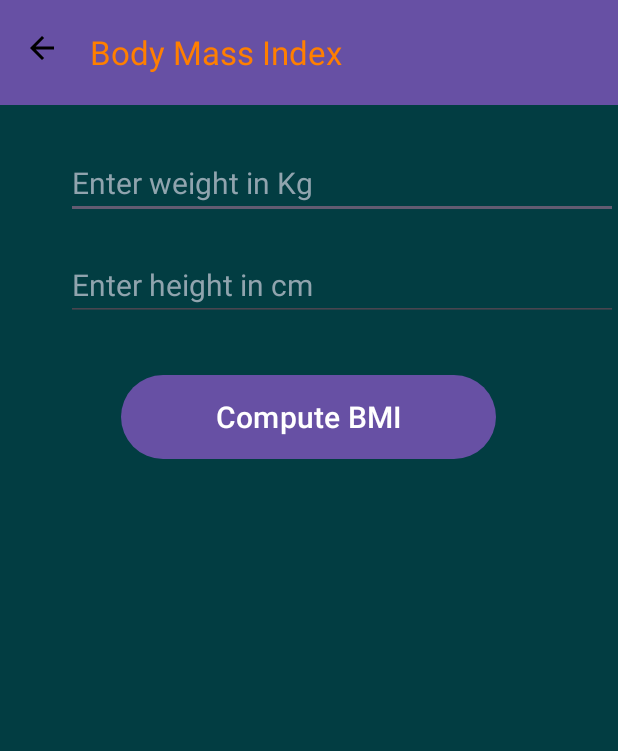
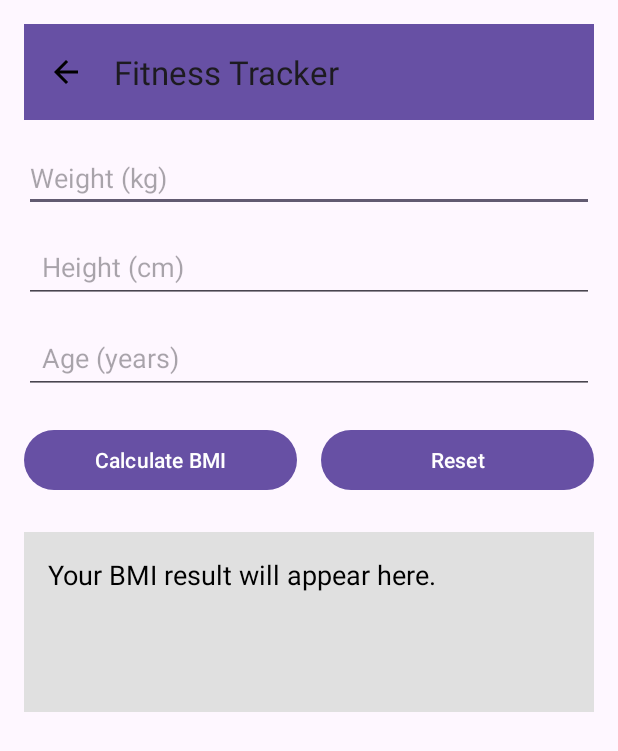
Before and after one commit to indranil-sarkar244/Fitness_Tracker_App8, an Android app: the BmiActivity screen opened directly, with no data from a screen before it, on a phone screen of 412 x 824 dp. Shown: the top 751 px of the screen. Run offline under Robolectric (Android 15) with nearby library versions, the phone set to English and light mode, and no system bars.

Commit message:
Bmi interface improve

```diff
--- a/app/src/main/java/com/example/FitnessTracker/BmiActivity.java
+++ b/app/src/main/java/com/example/FitnessTracker/BmiActivity.java
@@ -12,111 +12,136 @@ import android.widget.EditText;
 import android.widget.TextView;
 import android.widget.Toast;
 
-import androidx.appcompat.app.AlertDialog;
-import androidx.appcompat.widget.Toolbar;
-
-import androidx.activity.EdgeToEdge;
 import androidx.annotation.NonNull;
 import androidx.appcompat.app.AppCompatActivity;
 import androidx.appcompat.content.res.AppCompatResources;
-import androidx.core.graphics.Insets;
-import androidx.core.view.ViewCompat;
-import androidx.core.view.WindowInsetsCompat;
-
-import com.google.android.material.snackbar.Snackbar;
+import androidx.appcompat.widget.Toolbar;
 
 public class BmiActivity extends AppCompatActivity {
+
     private Toolbar toolbar;
-    private EditText editText1;
-    private EditText editText2;
-    private Button button;
-    private TextView textView;
-    private  Snackbar snackbar;
+    private EditText editTextWeight, editTextHeight, editTextAge;
+    private Button buttonCalculate, buttonReset;
+    private TextView textViewResult;
 
     @SuppressLint("MissingInflatedId")
     @Override
     protected void onCreate(Bundle savedInstanceState) {
         super.onCreate(savedInstanceState);
         setContentView(R.layout.activity_bmi);
+
+        // Find views by ID
         toolbar = findViewById(R.id.toolbar);
-        editText1=findViewById(R.id.weight);
-       editText2=findViewById(R.id.height);
-       button=findViewById(R.id.button2);
-       textView=findViewById(R.id.BMI_answer);
-        setSupportActionBar(toolbar);// Set the Toolbar as the ActionBar for the activity
-        if (getSupportActionBar() != null)// Check if the ActionBar is available (it could be null in some cases)
-        {
-            getSupportActionBar().setDisplayHomeAsUpEnabled(true);// Enable the back arrow button in the ActionBar
-            getSupportActionBar().setDisplayShowHomeEnabled(true);// Ensure that the home (back) button will be visible
+        editTextWeight = findViewById(R.id.weight);
+        editTextHeight = findViewById(R.id.height);
+        editTextAge = findViewById(R.id.age);
+        buttonCalculate = findViewById(R.id.button2);
+        buttonReset = findViewById(R.id.button_reset);
+        textViewResult = findViewById(R.id.BMI_answer);
 
+        // Setup toolbar as action bar with back arrow colored black
+        setSupportActionBar(toolbar);
+        if (getSupportActionBar() != null) {
+            getSupportActionBar().setDisplayHomeAsUpEnabled(true);
+            getSupportActionBar().setDisplayShowHomeEnabled(true);
 
-            Drawable upArrow = AppCompatResources.getDrawable(this, androidx.appcompat.R.drawable.abc_ic_ab_back_material);// Get the default back arrow drawable from AppCompat resources
-            if (upArrow != null)// If the upArrow drawable is successfully loaded
-            {
-                upArrow.setColorFilter(Color.BLACK, PorterDuff.Mode.SRC_ATOP);// Change the color of the back arrow to black
-                /*
-     PorterDuff.Mode.SRC_ATOP means:
-    - The black color will be applied only to the non-transparent areas of the image (upArrow).
-    - The transparent parts of the image will remain unaffected.
-     - The original image's transparency is preserved while filling the visible parts with black color.
-                 */
-                getSupportActionBar().setHomeAsUpIndicator(upArrow);// Set the back arrow as the indicator for the home button in the ActionBar
-
-
+            Drawable upArrow = AppCompatResources.getDrawable(this, androidx.appcompat.R.drawable.abc_ic_ab_back_material);
+            if (upArrow != null) {
+                upArrow.setColorFilter(Color.BLACK, PorterDuff.Mode.SRC_ATOP);
+                getSupportActionBar().setHomeAsUpIndicator(upArrow);
             }
         }
 
-
-        button.setOnClickListener(new View.OnClickListener() {
+        // Calculate BMI on button click
+        buttonCalculate.setOnClickListener(new View.OnClickListener() {
             @Override
             public void onClick(View v) {
+
                 try {
+                    // Parse inputs
+                    double weight = Double.parseDouble(editTextWeight.getText().toString());
+                    double height = Double.parseDouble(editTextHeight.getText().toString()) / 100.0; // convert cm to m
+                    String ageText = editTextAge.getText().toString();
 
-                    double weight = Double.parseDouble(editText1.getText().toString());
-                    double height = (Double.parseDouble(editText2.getText().toString())) / 100;
-                    double ans = weight / (height * height);
-                    String message = " ";
-                    if (ans < 16) {
-                        message = "According to your BMI, you fit in the Severe Thinness class.\nIt's not healthy. You should improve your diet and lifestyle for a healthy BMI.";
-                    } else if (ans >= 16 && ans < 17) {
-                        message = "According to your BMI, you fit in the Moderate Thinness class.\n It's time to focus on improving your diet and nutrition.";
-                    } else if (ans >= 17 && ans < 18.5) {
-                        message = "According to your BMI, you fit in the Mild Thinness class.\n You may need to gain some weight for better health.";
-                    } else if (ans >= 18.5 && ans < 25) {
-                        message = "According to your BMI, you fit in the Normal class. \nGreat job! You're maintaining a healthy BMI.";
-                    } else if (ans >= 25 && ans < 30) {
-                        message = "According to your BMI, you fit in the Overweight class.\n Consider focusing on a balanced diet and regular exercise.";
-                    } else if (ans >= 30 && ans < 35) {
-                        message = "According to your BMI, you fit in Obese Class I.\n It's important to focus on weight loss for better health.";
-                    } else if (ans >= 35 && ans < 40) {
-                        message = "According to your BMI, you fit in Obese Class II.\n You should consult with a healthcare provider for a weight loss plan.";
-                    } else if (ans >= 40) {
-                        message = "According to your BMI, you fit in Obese Class III.\n This is a serious health condition. \nConsult a healthcare professional immediately.";
+                    if (ageText.isEmpty()) {
+                        Toast.makeText(BmiActivity.this, "Please enter your age", Toast.LENGTH_SHORT).show();
+                        return;
                     }
-//                    Toast.makeText(BmiActivity.this, message, Toast.LENGTH_LONG).show();
+                    int age = Integer.parseInt(ageText);
 
+                    // Validate inputs
+                    if (age <= 0 || age > 120) {
+                        Toast.makeText(BmiActivity.this, "Please enter a valid age", Toast.LENGTH_SHORT).show();
+                        return;
+                    }
+                    if (weight <= 0 || height <= 0) {
+                        Toast.makeText(BmiActivity.this, "Please enter positive values for weight and height", Toast.LENGTH_SHORT).show();
+                        return;
+                    }
 
-//                    new AlertDialog.Builder(BmiActivity.this).setTitle("BMI classification").setMessage(message).setPositiveButton("OK",null).show();
-                    textView.setText(" BMI =  " + String.format("%.2f",ans)+"\n\n"+message);
-                }
-                catch (Exception e)
-                {
-                    Toast.makeText(BmiActivity.this, "Please Enter a valid input", Toast.LENGTH_SHORT).show();
+                    // Calculate BMI
+                    double bmi = weight / (height * height);
+
+                    // Get BMI category message
+                    String message = getBmiCategoryMessage(bmi);
+
+                    // Add age-specific notes
+                    if (age < 18) {
+                        message += "\nNote: BMI for children and teens differs. Consult a pediatrician.";
+                    } else if (age > 65) {
+                        message += "\nNote: For older adults, maintain a healthy lifestyle and consult a doctor.";
+                    }
+
+                    // Display result
+                    textViewResult.setText("BMI = " + String.format("%.2f", bmi) + "\n\n" + message);
+
+                } catch (NumberFormatException e) {
+                    Toast.makeText(BmiActivity.this, "Please enter valid numbers", Toast.LENGTH_SHORT).show();
                 }
             }
-
         });
 
+        // Reset inputs and result on button click
+        buttonReset.setOnClickListener(new View.OnClickListener() {
+            @Override
+            public void onClick(View v) {
+
+                editTextWeight.setText("");
+                editTextHeight.setText("");
+                editTextAge.setText("");
+                textViewResult.setText("Your BMI result will appear here.");
+            }
+        });
     }
 
+    // Returns BMI category message based on BMI value
+    private String getBmiCategoryMessage(double bmi) {
+        if (bmi < 16) {
+            return "Severe Thinness: Unhealthy, improve your diet and lifestyle.";
+        } else if (bmi >= 16 && bmi < 17) {
+            return "Moderate Thinness: Focus on improving your nutrition.";
+        } else if (bmi >= 17 && bmi < 18.5) {
+            return "Mild Thinness: Consider gaining some weight for better health.";
+        } else if (bmi >= 18.5 && bmi < 25) {
+            return "Normal: Great job! You have a healthy BMI.";
+        } else if (bmi >= 25 && bmi < 30) {
+            return "Overweight: Focus on a balanced diet and regular exercise.";
+        } else if (bmi >= 30 && bmi < 35) {
+            return "Obese Class I: Important to focus on weight loss.";
+        } else if (bmi >= 35 && bmi < 40) {
+            return "Obese Class II: Consult a healthcare provider for a weight loss plan.";
+        } else {
+            return "Obese Class III: Serious health condition. Seek professional help immediately.";
+        }
+    }
+
+    // Handle toolbar back button press
     @Override
-    // This method handles the item clicks in the ActionBar (like the back button)
     public boolean onOptionsItemSelected(@NonNull MenuItem item) {
-        if (item.getItemId() == android.R.id.home) // Check if the clicked item is the home (back) button
-        {
-            getOnBackPressedDispatcher().onBackPressed(); // Handle the back button press by finishing the current activity
-            return true;// Return true to indicate the action has been handled
+        if (item.getItemId() == android.R.id.home) {
+            getOnBackPressedDispatcher().onBackPressed();
+            return true;
         }
-        return super.onOptionsItemSelected(item);// If the item is not the back button, call the default implementation
+        return super.onOptionsItemSelected(item);
     }
 }
--- a/app/src/main/res/layout/activity_bmi.xml
+++ b/app/src/main/res/layout/activity_bmi.xml
@@ -1,86 +1,111 @@
 <?xml version="1.0" encoding="utf-8"?>
-<androidx.constraintlayout.widget.ConstraintLayout xmlns:android="http://schemas.android.com/apk/res/android"
-    xmlns:app="http://schemas.android.com/apk/res-auto"
+<LinearLayout
+    xmlns:android="http://schemas.android.com/apk/res/android"
     xmlns:tools="http://schemas.android.com/tools"
-    android:id="@+id/main"
+    android:id="@+id/rootLayout"
     android:layout_width="match_parent"
     android:layout_height="match_parent"
-    android:background="#023D42"
+    android:orientation="vertical"
+    android:padding="16dp"
     tools:context=".BmiActivity">
 
+    <!-- Toolbar -->
     <androidx.appcompat.widget.Toolbar
         android:id="@+id/toolbar"
-        android:layout_width="0dp"
-        android:layout_height="70dp"
+        android:layout_width="match_parent"
+        android:layout_height="?attr/actionBarSize"
         android:background="?attr/colorPrimary"
-        android:minHeight="?attr/actionBarSize"
-        android:theme="?attr/actionBarTheme"
-        app:layout_constraintEnd_toEndOf="parent"
-        app:layout_constraintHorizontal_bias="0.5"
-        app:layout_constraintStart_toStartOf="parent"
-        app:layout_constraintTop_toTopOf="parent"
-        app:title="Body Mass Index"
-        app:titleTextColor="#FF7F00"
-        tools:ignore="VisualLintBounds" />
+        android:elevation="4dp"
+        android:title="BMI Calculator"
+        android:titleTextColor="@android:color/white" />
 
+    <!-- Input for Weight (kg) -->
     <EditText
         android:id="@+id/weight"
-        android:layout_width="0dp"
+        android:layout_width="match_parent"
         android:layout_height="wrap_content"
-        android:layout_marginStart="44dp"
-        android:layout_marginTop="28dp"
-        android:autofillHints=""
-        android:ems="10"
-        android:hint="@string/enter_weight_in_kg"
-        android:inputType="number|numberDecimal"
-        android:textColor="#A8E6E9"
-        android:textColorHint="#90A4AE"
-        android:textSize="20sp"
-        app:layout_constraintStart_toStartOf="parent"
-        app:layout_constraintEnd_toEndOf="parent"
-        app:layout_constraintTop_toBottomOf="@+id/toolbar"
-        tools:ignore="DuplicateClickableBoundsCheck" />
+        android:hint="Weight (kg)"
+        android:inputType="numberDecimal"
+        android:layout_marginTop="16dp"
+        android:maxLines="1" />
 
+    <!-- Input for Height (cm) -->
     <EditText
         android:id="@+id/height"
-        android:layout_width="0dp"
+        android:layout_width="match_parent"
         android:layout_height="wrap_content"
-        android:layout_marginStart="44dp"
-        android:layout_marginTop="20dp"
-        android:autofillHints=""
-        android:ems="10"
-        android:hint="@string/enter_height_in_cm"
-        android:inputType="number|numberDecimal"
-        android:textColor="#A8E6E9"
-        android:textColorHint="#90A4AE"
-        android:textSize="20sp"
-        app:layout_constraintStart_toStartOf="parent"
-        app:layout_constraintEnd_toEndOf="parent"
-        app:layout_constraintTop_toBottomOf="@+id/weight" />
+        android:minHeight="48dp"
+        android:padding="12dp"
+        android:hint="Height (cm)"
+        android:inputType="numberDecimal"
+        android:maxLines="1"
+        android:layout_marginTop="12dp" />
 
-    <Button
-        android:id="@+id/button2"
-        android:layout_width="250dp"
-        android:layout_height="64dp"
-        android:layout_marginTop="32dp"
-        android:text="@string/compute_bmi"
-        android:textSize="20sp"
-        app:layout_constraintEnd_toEndOf="parent"
-        app:layout_constraintHorizontal_bias="0.497"
-        app:layout_constraintStart_toStartOf="parent"
-        app:layout_constraintTop_toBottomOf="@+id/height" />
+    <!-- Input for Age -->
+    <EditText
+        android:id="@+id/age"
+        android:layout_width="match_parent"
+        android:layout_height="wrap_content"
+        android:padding="12dp"
+        android:hint="Age (years)"
+        android:inputType="number"
+        android:maxLines="1"
+        android:layout_marginTop="12dp" />
 
+    <!-- Horizontal layout for buttons -->
+    <LinearLayout
+        android:layout_width="match_parent"
+        android:layout_height="wrap_content"
+        android:orientation="horizontal"
+        android:gravity="center"
+        android:layout_marginTop="20dp">
+
+        <!-- Calculate Button -->
+        <Button
+            android:id="@+id/button2"
+            android:layout_width="0dp"
+            android:layout_weight="1"
+            android:layout_height="wrap_content"
+            android:text="Calculate BMI" />
+
+        <!-- Spacer -->
+        <Space
+            android:layout_width="16dp"
+            android:layout_height="wrap_content" />
+
+        <!-- Reset Button -->
+        <Button
+            android:id="@+id/button_reset"
+            android:layout_width="0dp"
+            android:layout_weight="1"
+            android:layout_height="wrap_content"
+            android:text="Reset" />
+    </LinearLayout>
+
+    <!-- TextView to show BMI result -->
     <TextView
         android:id="@+id/BMI_answer"
-        android:layout_width="308dp"
+        android:layout_width="match_parent"
         android:layout_height="wrap_content"
-        android:textColor="#A8E6E9"
-        android:textSize="20sp"
-        app:layout_constraintBottom_toBottomOf="parent"
-        app:layout_constraintEnd_toEndOf="parent"
-        app:layout_constraintStart_toStartOf="parent"
-        app:layout_constraintTop_toBottomOf="@+id/button2"
-        app:layout_constraintVertical_bias="0.13" />
+        android:text="Your BMI result will appear here."
+        android:textSize="18sp"
+        android:textColor="#000000"
+        android:padding="16dp"
+        android:layout_marginTop="24dp"
+        android:background="#E0E0E0"
+        android:minHeight="120dp" />
+
+    <!-- Title for BMI History Chart -->
+<!--    <TextView-->
+<!--        android:layout_width="match_parent"-->
+<!--        android:layout_height="wrap_content"-->
+<!--        android:text="BMI History"-->
+<!--        android:textSize="20sp"-->
+<!--        android:textStyle="bold"-->
+<!--        android:layout_marginTop="32dp"-->
+<!--        android:paddingBottom="8dp" />-->
+
+    <!-- Placeholder for BarChart (from MPAndroidChart library) -->
 
 
-</androidx.constraintlayout.widget.ConstraintLayout>
+</LinearLayout>
--- a/build.gradle.kts
+++ b/build.gradle.kts
@@ -6,5 +6,4 @@ plugins {
 //    id("com.android.application")
 //    id("org.jetbrains.kotlin.android")\
 
-
 }
--- a/settings.gradle.kts
+++ b/settings.gradle.kts
@@ -16,6 +16,7 @@ dependencyResolutionManagement {
     repositories {
         google()
         mavenCentral()
+        maven { url = uri("https://jitpack.io") } // <-- this line is important!
     }
 }
 
```
Also changed, not shown: app/build.gradle.kts (+7 -0 lines), app/src/main/java/com/example/FitnessTracker/SensorActivity.java (+74 -3 lines), app/src/main/res/layout/activity_sensor.xml (+15 -1 lines).
